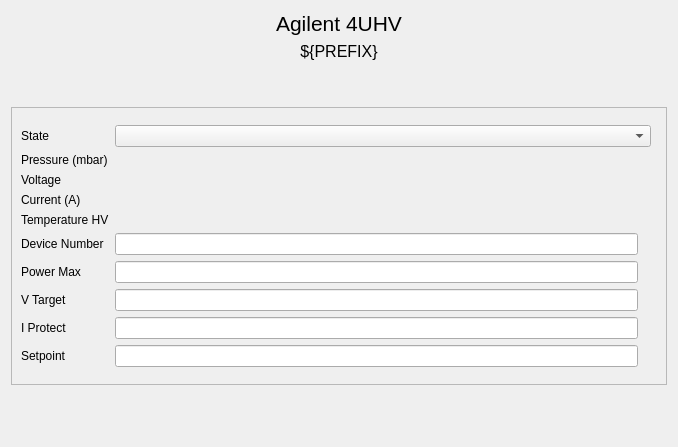
Qt form devices/Agilent-4UHV/channel.ui (lnls-sirius/pydm-opi) before a commit.
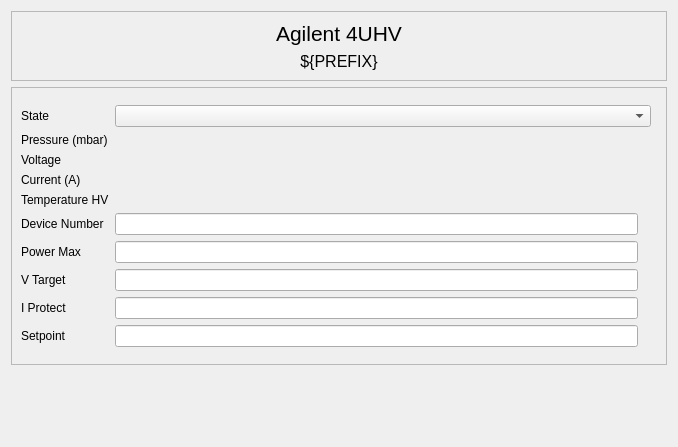
The same form after that commit. Custom widgets are drawn as their Qt base class.

```diff
--- a/devices/Agilent-4UHV/channel.ui
+++ b/devices/Agilent-4UHV/channel.ui
@@ -13,8 +13,30 @@
   <property name="windowTitle">
    <string>Form</string>
   </property>
-  <layout class="QVBoxLayout" name="verticalLayout">
-   <item>
+  <layout class="QGridLayout" name="gridLayout_4">
+   <item row="2" column="0">
+    <spacer name="verticalSpacer">
+     <property name="orientation">
+      <enum>Qt::Vertical</enum>
+     </property>
+     <property name="sizeHint" stdset="0">
+      <size>
+       <width>20</width>
+       <height>40</height>
+      </size>
+     </property>
+    </spacer>
+   </item>
+   <item row="0" column="0">
+    <widget class="QFrame" name="frame_2">
+     <property name="frameShape">
+      <enum>QFrame::StyledPanel</enum>
+     </property>
+     <property name="frameShadow">
+      <enum>QFrame::Raised</enum>
+     </property>
+     <layout class="QGridLayout" name="gridLayout_3">
+      <item row="0" column="0" rowspan="2" colspan="2">
     <widget class="QLabel" name="label">
      <property name="font">
       <font>
@@ -29,30 +51,17 @@
      </property>
     </widget>
    </item>
-   <item>
+      <item row="2" column="0" colspan="2">
     <widget class="QLabel" name="label_9">
      <property name="text">
       <string>&lt;html&gt;&lt;head/&gt;&lt;body&gt;&lt;p align=&quot;center&quot;&gt;&lt;span style=&quot; font-size:12pt;&quot;&gt;${PREFIX}&lt;/span&gt;&lt;/p&gt;&lt;/body&gt;&lt;/html&gt;</string>
      </property>
     </widget>
    </item>
-   <item>
-    <spacer name="verticalSpacer_2">
-     <property name="orientation">
-      <enum>Qt::Vertical</enum>
-     </property>
-     <property name="sizeType">
-      <enum>QSizePolicy::Maximum</enum>
-     </property>
-     <property name="sizeHint" stdset="0">
-      <size>
-       <width>20</width>
-       <height>40</height>
-      </size>
-     </property>
-    </spacer>
+     </layout>
+    </widget>
    </item>
-   <item>
+   <item row="1" column="0">
     <widget class="QFrame" name="frame">
      <property name="frameShape">
       <enum>QFrame::StyledPanel</enum>
@@ -448,22 +457,14 @@
      </layout>
     </widget>
    </item>
-   <item>
-    <spacer name="verticalSpacer">
-     <property name="orientation">
-      <enum>Qt::Vertical</enum>
-     </property>
-     <property name="sizeHint" stdset="0">
-      <size>
-       <width>20</width>
-       <height>40</height>
-      </size>
-     </property>
-    </spacer>
-   </item>
   </layout>
  </widget>
  <customwidgets>
+  <customwidget>
+   <class>PyDMLabel</class>
+   <extends>QLabel</extends>
+   <header>pydm.widgets.label</header>
+  </customwidget>
   <customwidget>
    <class>PyDMByteIndicator</class>
    <extends>QWidget</extends>
@@ -474,11 +475,6 @@
    <extends>QComboBox</extends>
    <header>pydm.widgets.enum_combo_box</header>
   </customwidget>
-  <customwidget>
-   <class>PyDMLabel</class>
-   <extends>QLabel</extends>
-   <header>pydm.widgets.label</header>
-  </customwidget>
   <customwidget>
    <class>PyDMLineEdit</class>
    <extends>QLineEdit</extends>
```
Lines whose indentation alone changed are shown as unchanged.
